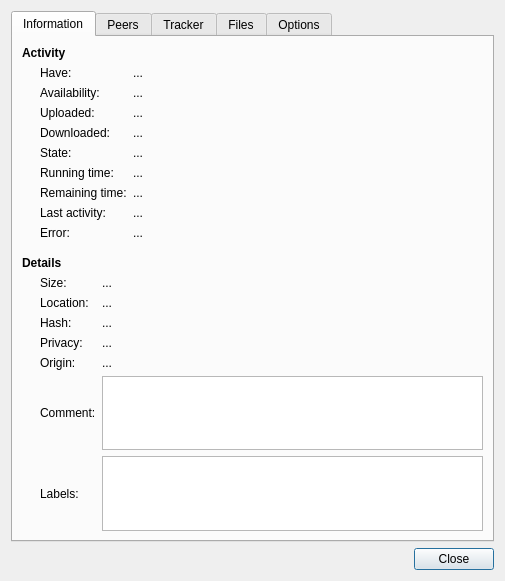
Qt form qt-legacy/DetailsDialog.ui (barracuda156/transmission) before a commit.
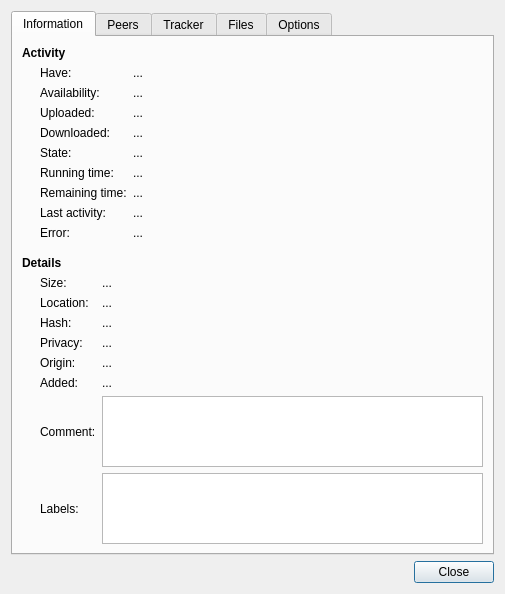
The same form after that commit. Custom widgets are drawn as their Qt base class.

Commit message: feat: add the "Added" date row to DetailsDialog (Phase-2 P4)

What changed in the file:
```diff
--- a/qt-legacy/DetailsDialog.ui
+++ b/qt-legacy/DetailsDialog.ui
@@ -443,6 +443,35 @@
           </widget>
          </item>
          <item row="5" column="0">
+          <widget class="QLabel" name="addedLabel">
+           <property name="text">
+            <string>Added:</string>
+           </property>
+           <property name="buddy">
+            <cstring>addedValueLabel</cstring>
+           </property>
+          </widget>
+         </item>
+         <item row="5" column="1">
+          <widget class="SqueezeLabel" name="addedValueLabel">
+           <property name="sizePolicy">
+            <sizepolicy hsizetype="Ignored" vsizetype="Preferred">
+             <horstretch>0</horstretch>
+             <verstretch>0</verstretch>
+            </sizepolicy>
+           </property>
+           <property name="text">
+            <string notr="true">...</string>
+           </property>
+           <property name="textFormat">
+            <enum>Qt::PlainText</enum>
+           </property>
+           <property name="textInteractionFlags">
+            <set>Qt::TextSelectableByKeyboard|Qt::TextSelectableByMouse</set>
+           </property>
+          </widget>
+         </item>
+         <item row="6" column="0">
           <widget class="QLabel" name="commentLabel">
            <property name="text">
             <string>Comment:</string>
@@ -452,14 +481,14 @@
            </property>
           </widget>
          </item>
-         <item row="5" column="1">
+         <item row="6" column="1">
           <widget class="QTextBrowser" name="commentBrowser">
            <property name="textInteractionFlags">
             <set>Qt::TextSelectableByKeyboard|Qt::TextSelectableByMouse</set>
            </property>
           </widget>
          </item>
-         <item row="6" column="0">
+         <item row="7" column="0">
           <widget class="QLabel" name="labelsLabel">
            <property name="text">
             <string>Labels:</string>
@@ -469,7 +498,7 @@
            </property>
           </widget>
          </item>
-         <item row="6" column="1">
+         <item row="7" column="1">
           <widget class="QPlainTextEdit" name="labelsTextEdit">
            <property name="tabChangesFocus">
             <bool>true</bool>
```
The commit also changes 1 other file.
